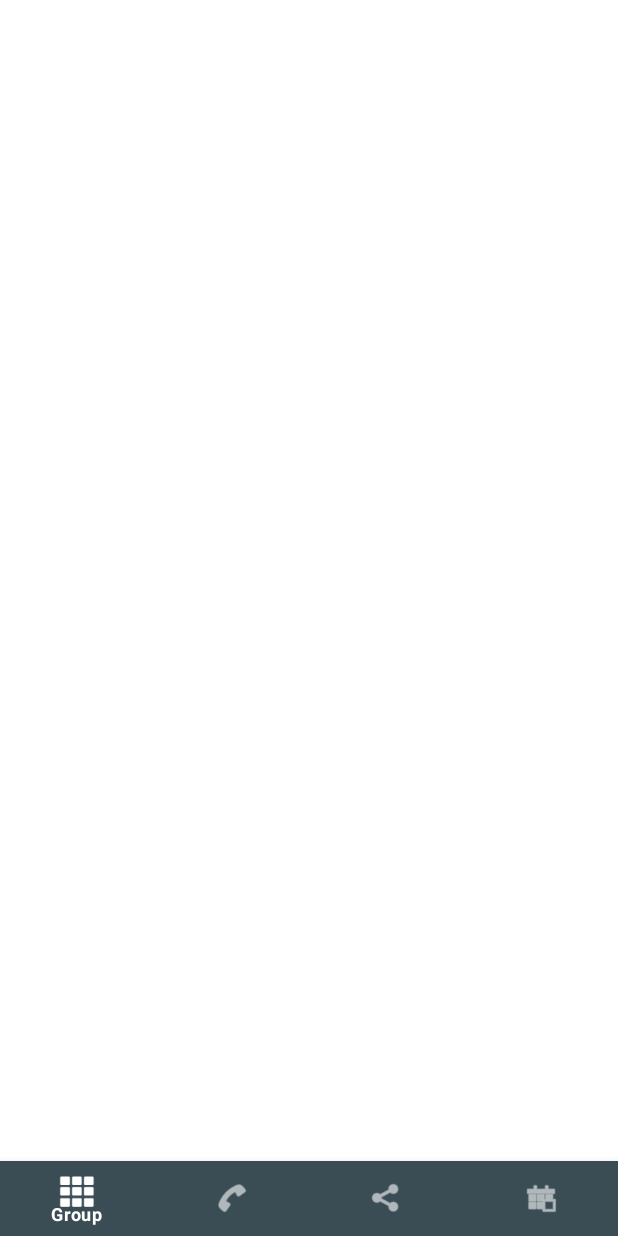
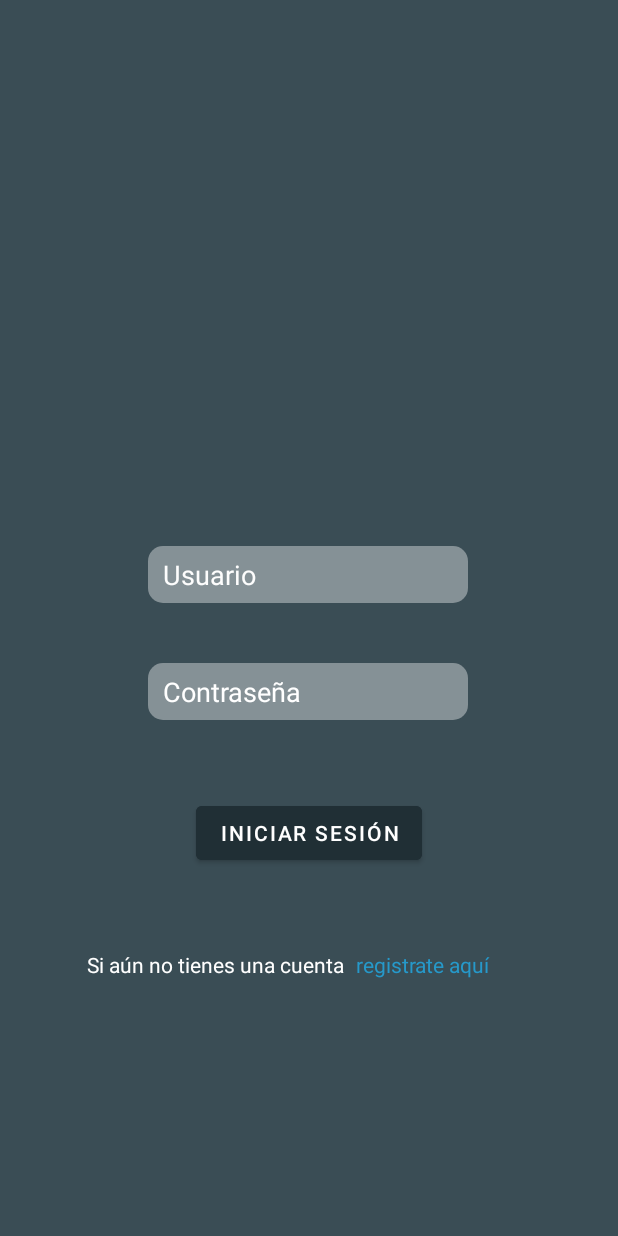
Before and after one commit to gabrielgraunegreiros/PaywalletNative, an Android app: the screen it shows after launch (MainActivity), on a phone screen of 412 x 824 dp. Run offline under Robolectric (Android 15) with nearby library versions, the phone set to English and light mode, and no system bars.

Commit message:
Actualizacion login

```diff
--- a/app/src/main/java/com/usil/proyectomoviles/MainActivity.java
+++ b/app/src/main/java/com/usil/proyectomoviles/MainActivity.java
@@ -9,6 +9,6 @@ public class MainActivity extends AppCompatActivity {
     @Override
     protected void onCreate(Bundle savedInstanceState) {
         super.onCreate(savedInstanceState);
-        setContentView(R.layout.activity_main);
+        setContentView(R.layout.login);
     }
 }
--- /dev/null
+++ b/app/src/main/res/drawable/style_button.xml
@@ -0,0 +1,10 @@
+<?xml version="1.0" encoding="utf-8"?>
+<selector xmlns:android="http://schemas.android.com/apk/res/android">
+    <item>
+                <shape android:shape="rectangle">
+                    <solid android:color="@color/material_on_primary_disabled"/>
+                    <corners android:radius="10dp"/>
+                    <padding android:right="10dp"/>
+                </shape>
+    </item>
+</selector>
--- a/app/src/main/res/layout/login.xml
+++ b/app/src/main/res/layout/login.xml
@@ -7,35 +7,78 @@
     android:background="#3A4D55">
 
     <EditText
-        android:id="@+id/editTextTextPersonName"
+        android:id="@+id/edtUsuario"
         android:layout_width="wrap_content"
-        android:layout_height="wrap_content"
+        android:layout_height="38dp"
         android:layout_marginStart="32dp"
         android:layout_marginEnd="32dp"
-        android:layout_marginBottom="36dp"
+        android:layout_marginBottom="40dp"
+        android:background="@drawable/style_button"
         android:ems="10"
         android:hint="Usuario"
         android:inputType="textPersonName"
+        android:paddingStart="10sp"
         android:textColorHint="#FDFDFD"
-        app:layout_constraintBottom_toTopOf="@+id/editTextTextPassword"
+        app:layout_constraintBottom_toTopOf="@+id/edtContra"
         app:layout_constraintEnd_toEndOf="parent"
         app:layout_constraintHorizontal_bias="0.496"
         app:layout_constraintStart_toStartOf="parent"
         tools:ignore="TouchTargetSizeCheck" />
 
     <EditText
-        android:id="@+id/editTextTextPassword"
+        android:id="@+id/edtContra"
+        android:layout_width="wrap_content"
+        android:layout_height="38dp"
+        android:layout_marginStart="32dp"
+        android:layout_marginEnd="32dp"
+        android:layout_marginBottom="344dp"
+        android:background="@drawable/style_button"
+        android:ems="10"
+        android:hint="Contraseña"
+        android:inputType="textPassword"
+        android:paddingStart="10dp"
+        android:textColorHint="#FFFFFF"
+        app:layout_constraintBottom_toBottomOf="parent"
+        app:layout_constraintEnd_toEndOf="parent"
+        app:layout_constraintHorizontal_bias="0.496"
+        app:layout_constraintStart_toStartOf="parent"
+        tools:ignore="TouchTargetSizeCheck" />
+
+    <Button
+        android:id="@+id/btnIniciarSesion"
         android:layout_width="wrap_content"
         android:layout_height="wrap_content"
         android:layout_marginStart="32dp"
+        android:layout_marginTop="51dp"
         android:layout_marginEnd="32dp"
-        android:layout_marginBottom="283dp"
-        android:ems="10"
-        android:hint="Contraseña"
-        android:inputType="textPassword"
-        android:textColorHint="#FFFFFF"
-        app:layout_constraintBottom_toBottomOf="parent"
+        android:backgroundTint="#202F35"
+        android:text="Iniciar Sesión"
         app:layout_constraintEnd_toEndOf="parent"
         app:layout_constraintStart_toStartOf="parent"
-        tools:ignore="TouchTargetSizeCheck" />
+        app:layout_constraintTop_toBottomOf="@+id/edtContra" />
+
+    <TextView
+        android:id="@+id/textView"
+        android:layout_width="wrap_content"
+        android:layout_height="wrap_content"
+        android:layout_marginStart="58dp"
+        android:layout_marginTop="54dp"
+        android:text="Si aún no tienes una cuenta"
+        android:textColor="#FFFFFF"
+        app:layout_constraintStart_toStartOf="parent"
+        app:layout_constraintTop_toBottomOf="@+id/btnIniciarSesion" />
+
+    <TextView
+        android:id="@+id/txtRegistro"
+        android:layout_width="wrap_content"
+        android:layout_height="wrap_content"
+        android:layout_marginStart="8dp"
+        android:layout_marginTop="54dp"
+        android:layout_marginEnd="85dp"
+        android:text="registrate aquí"
+        android:textColor="#2699CA"
+        android:textIsSelectable="false"
+        app:layout_constraintEnd_toEndOf="parent"
+        app:layout_constraintStart_toEndOf="@+id/textView"
+        app:layout_constraintTop_toBottomOf="@+id/btnIniciarSesion" />
 </androidx.constraintlayout.widget.ConstraintLayout>
```
